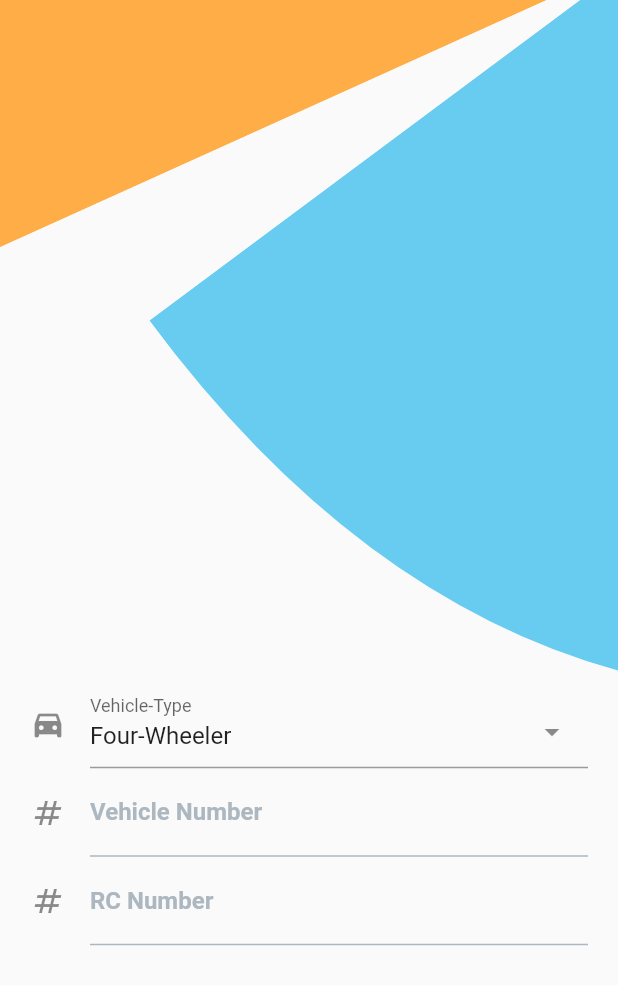
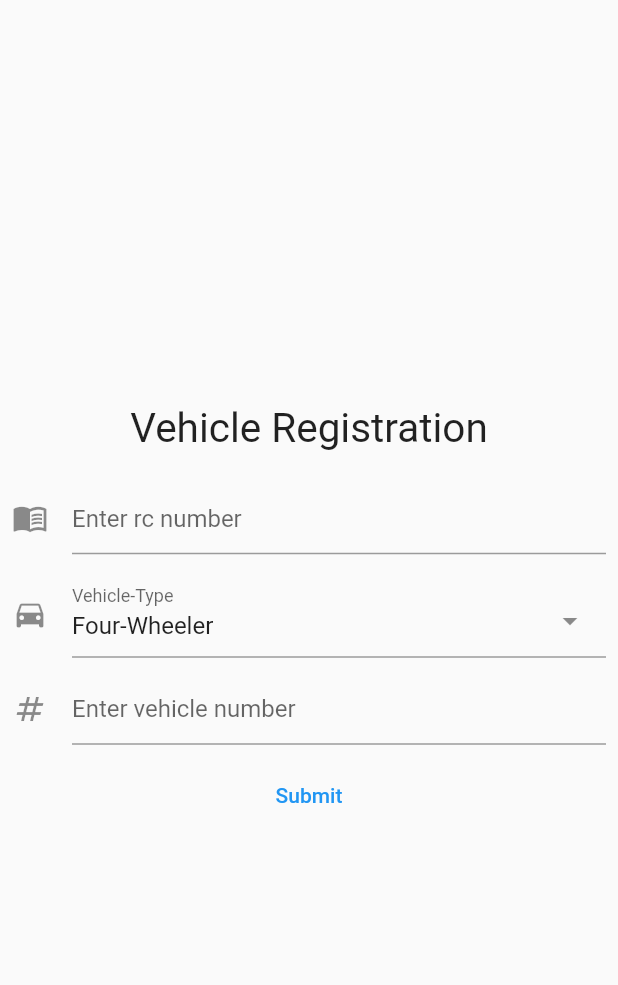
Before and after one commit to ayushvrma/DigitalVehicle, a Flutter app: the VehicleRegistration screen opened directly, on a phone screen of 412 x 824 dp. Shown: the top 985 px of the screen. Run offline on Flutter 3.47's test engine with Material 2 defaults, Android fonts, the phone set to English and light mode, and no system bars; drawn by our look-alikes of select_form_field; our stand-ins replace sqflite; missing offline and left inert: proste_bezier_curve; accounts and stored records are empty.

Commit message:
vehicle registration works

```diff
--- a/lib/main.dart
+++ b/lib/main.dart
@@ -1,6 +1,6 @@
 import 'package:flutter/material.dart';
 import 'screens/signin.dart';
-import 'screens/challan_registration.dart';
+import 'screens/vehicle_registration.dart';
 import 'screens/api_call.dart';
 
 void main() {
@@ -18,7 +18,7 @@ class MyApp extends StatelessWidget {
       theme: ThemeData(
         primarySwatch: Colors.grey,
       ),
-      home: const API_call(),
+      home: const VehicleRegistration(),
     );
   }
 }
--- a/lib/screens/api_call.dart
+++ b/lib/screens/api_call.dart
@@ -10,7 +10,7 @@ class API_call extends StatelessWidget {
   @override
   Widget build(BuildContext context) {
     return const Scaffold(
-      body: Text(),
+      body: Text('oyus'),
     );
   }
 }
--- a/lib/screens/challan_registration.dart
+++ b/lib/screens/challan_registration.dart
@@ -1,13 +1,10 @@
 import 'package:flutter/material.dart';
 import 'Widget/challanContainer.dart';
 import 'package:select_form_field/select_form_field.dart';
-
-class VehicleRegistration extends StatefulWidget {
-  const VehicleRegistration({Key? key}) : super(key: key);
-
-  @override
-  State<VehicleRegistration> createState() => _VehicleRegistrationState();
-}
+import 'package:http/http.dart' as http; // for making HTTP calls
+import 'dart:convert'; // for converting JSON
+import 'dart:async'; // for async/await
+import 'dart:io'; // for http headers
 
 final List<Map<String, dynamic>> _items = [
   {
@@ -27,76 +24,62 @@ final List<Map<String, dynamic>> _items = [
   },
 ];
 
-class _VehicleRegistrationState extends State<VehicleRegistration> {
-  Widget _vehicleinfo() {
-    return Stack(
-      children: [
-        TextFormField(
-          keyboardType: TextInputType.name,
-          textInputAction: TextInputAction.next,
-          decoration: const InputDecoration(
-            icon: Icon(Icons.numbers),
-            labelText: 'Vehicle Number',
-            labelStyle: TextStyle(
-                color: Color.fromRGBO(173, 183, 192, 1),
-                fontWeight: FontWeight.bold),
-            enabledBorder: UnderlineInputBorder(
-              borderSide: BorderSide(color: Color.fromRGBO(173, 183, 192, 1)),
+class ChalanRegistration extends StatefulWidget {
+  const ChalanRegistration({Key? key}) : super(key: key);
+
+  @override
+  State<ChalanRegistration> createState() => _ChalanRegistrationState();
+}
+
+class _ChalanRegistrationState extends State<ChalanRegistration> {
+  final rc_num = TextEditingController();
+  dynamic veh_type;
+  final veh_num = TextEditingController();
+  final amt = TextEditingController();
+  final chalan_type = TextEditingController();
+  @override
+  Widget build(BuildContext context) {
+    return Scaffold(
+      body: Row(
+        children: [
+          TextField(
+            controller: rc_num,
+            decoration: const InputDecoration(
+              border: UnderlineInputBorder(),
+              hintText: 'Enter rc number',
             ),
           ),
-        ),
-      ],
-    );
-  }
-
-  @override
-  Widget build(BuildContext context) {
-    final height = MediaQuery.of(context).size.height;
-    return Scaffold(
-      body: SizedBox(
-        height: height,
-        child: Stack(
-          children: [
-            Positioned(
-                height: MediaQuery.of(context).size.height * 0.50,
-                child: const VehicleRegContainer()),
-            SingleChildScrollView(
-                child: Column(children: <Widget>[
-              Container(
-                  padding: const EdgeInsets.symmetric(horizontal: 20),
-                  child: Column(
-                    children: [
-                      SizedBox(height: height * .55),
-                      SelectFormField(
-                        type: SelectFormFieldType.dropdown, // or can be dialog
-                        initialValue: 'four',
-                        icon: Icon(Icons.directions_car_filled),
-                        labelText: 'Vehicle-Type',
-                        items: _items,
-                        onChanged: (val) => print(val),
-                        onSaved: (val) => print(val),
-                      ),
-                      _vehicleinfo(),
-                      TextFormField(
-                        keyboardType: TextInputType.number,
-                        textInputAction: TextInputAction.next,
-                        decoration: const InputDecoration(
-                          icon: Icon(Icons.numbers),
-                          labelText: 'RC Number',
-                          labelStyle: TextStyle(
-                              color: Color.fromRGBO(173, 183, 192, 1),
-                              fontWeight: FontWeight.bold),
-                          enabledBorder: UnderlineInputBorder(
-                            borderSide: BorderSide(
-                                color: Color.fromRGBO(173, 183, 192, 1)),
-                          ),
-                        ),
-                      ),
-                    ],
-                  ))
-            ]))
-          ],
-        ),
+          SelectFormField(
+            type: SelectFormFieldType.dropdown, // or can be dialog
+            initialValue: 'four',
+            icon: const Icon(Icons.directions_car),
+            labelText: 'Vehicle-Type',
+            items: _items,
+            onChanged: (val) => veh_type = val,
+            onSaved: (val) => print(val),
+          ),
+          TextField(
+            controller: veh_num,
+            decoration: const InputDecoration(
+              border: UnderlineInputBorder(),
+              hintText: 'Enter vehicle number',
+            ),
+          ),
+          TextField(
+            controller: chalan_type,
+            decoration: const InputDecoration(
+              border: UnderlineInputBorder(),
+              hintText: 'Enter Chalan Type',
+            ),
+          ),
+          TextField(
+            controller: amt,
+            decoration: const InputDecoration(
+              border: UnderlineInputBorder(),
+              hintText: 'Enter Amount',
+            ),
+          ),
+        ],
       ),
     );
   }
--- /dev/null
+++ b/lib/screens/vehicle_registration.dart
@@ -0,0 +1,114 @@
+import 'package:flutter/material.dart';
+import 'Widget/challanContainer.dart';
+import 'package:select_form_field/select_form_field.dart';
+import 'package:http/http.dart' as http; // for making HTTP calls
+import 'dart:convert'; // for converting JSON
+import 'dart:async'; // for async/await
+import 'dart:io'; // for http headers
+
+final List<Map<String, dynamic>> _items = [
+  {
+    'value': 'two',
+    'label': 'Two-Wheeler',
+    'icon': const Icon(Icons.two_wheeler),
+  },
+  {
+    'value': 'three',
+    'label': 'Three-Wheeler',
+    'icon': const Icon(Icons.bike_scooter),
+  },
+  {
+    'value': 'four',
+    'label': 'Four-Wheeler',
+    'icon': const Icon(Icons.directions_car),
+  },
+];
+
+class VehicleRegistration extends StatefulWidget {
+  const VehicleRegistration({Key? key}) : super(key: key);
+
+  @override
+  State<VehicleRegistration> createState() => _VehicleRegistrationState();
+}
+
+class _VehicleRegistrationState extends State<VehicleRegistration> {
+  final rc_num = TextEditingController();
+  dynamic veh_type;
+  final veh_num = TextEditingController();
+  @override
+  Widget build(BuildContext context) {
+    return Scaffold(
+      body: Padding(
+        padding: const EdgeInsets.all(8.0),
+        child: Column(
+          mainAxisAlignment: MainAxisAlignment.center,
+          children: [
+            const Text(
+              'Vehicle Registration',
+              textAlign: TextAlign.center,
+              style: TextStyle(fontSize: 27),
+            ),
+            SizedBox(
+              height: 20,
+            ),
+            TextField(
+              controller: rc_num,
+              decoration: const InputDecoration(
+                icon: Icon(Icons.menu_book),
+                border: UnderlineInputBorder(),
+                hintText: 'Enter rc number',
+              ),
+            ),
+            const SizedBox(height: 10),
+            SelectFormField(
+              type: SelectFormFieldType.dropdown, // or can be dialog
+              initialValue: 'four',
+              icon: const Icon(Icons.directions_car),
+              labelText: 'Vehicle-Type',
+              items: _items,
+              onChanged: (val) => veh_type = val,
+              onSaved: (val) => print(val),
+            ),
+            const SizedBox(height: 10),
+            TextField(
+              controller: veh_num,
+              decoration: const InputDecoration(
+                  border: UnderlineInputBorder(),
+                  hintText: 'Enter vehicle number',
+                  icon: Icon(Icons.numbers)),
+            ),
+            const SizedBox(height: 10),
+            TextButton(
+                style: ButtonStyle(
+                  foregroundColor:
+                      MaterialStateProperty.all<Color>(Colors.blue),
+                  overlayColor: MaterialStateProperty.resolveWith<Color?>(
+                    (Set<MaterialState> states) {
+                      if (states.contains(MaterialState.hovered))
+                        return Colors.blue.withOpacity(0.04);
+                      if (states.contains(MaterialState.focused) ||
+                          states.contains(MaterialState.pressed))
+                        return Colors.blue.withOpacity(0.12);
+                      return null; // Defer to the widget's default.
+                    },
+                  ),
+                ),
+                onPressed: () async {
+                  var map = new Map<String, dynamic>();
+                  map['rc_num'] = rc_num.text;
+                  map['veh_type'] = veh_type.toString();
+                  map['veh_num'] = veh_num.text;
+                  Uri uri = Uri.parse('http://127.0.0.1:5000/vehicle');
+                  // http://127.0.0.1:5000
+                  http.Response response = await http.post(
+                    uri,
+                    body: map,
+                  );
+                },
+                child: const Text('Submit'))
+          ],
+        ),
+      ),
+    );
+  }
+}
--- a/pubspec.yaml
+++ b/pubspec.yaml
@@ -30,7 +30,7 @@ dependencies:
   flutter:
     sdk: flutter
   select_form_field: "^2.2.0"
-  http: ^0.12.0+2
+  http: ^0.13.4
 
 
   # The following adds the Cupertino Icons font to your application.
```
Also changed, not shown: lib/screens/vehicle_registration copy.dart (deleted, +0 -103 lines), pubspec.lock, 15 other files.
